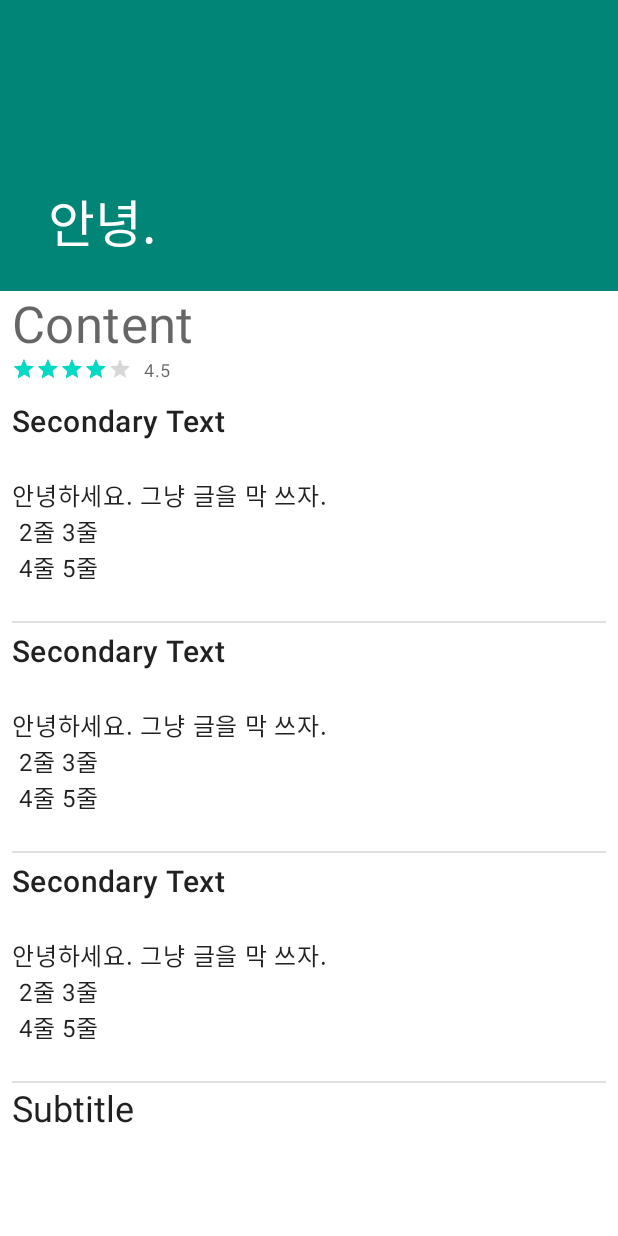
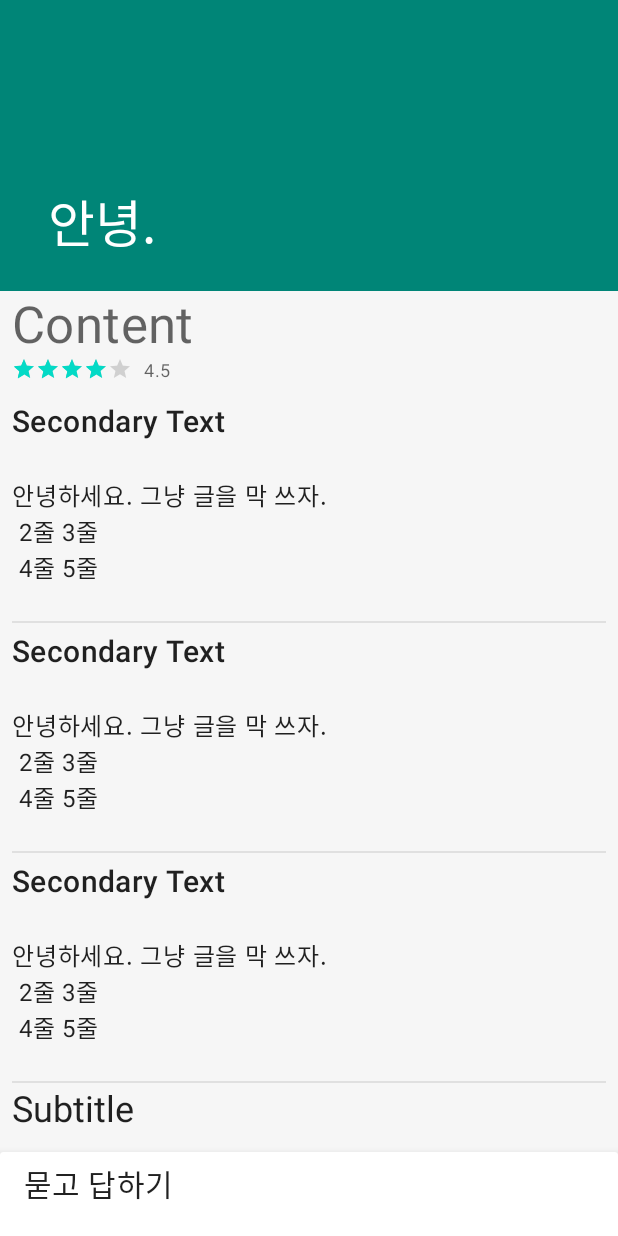
Before and after one commit to hakzzang/Picnic, an Android app: the ContentActivity screen opened directly, with no data from a screen before it, on a phone screen of 412 x 824 dp. Run offline under Robolectric (Android 15) with nearby library versions, the light colour scheme and no system bars; our stand-ins replace FlexboxLayout, data binding; libraries missing offline, so code that uses them is left out: com.google.android.flexbox; 1 statement that could not run was skipped.

Commit message:
BottomSheet 레이아웃 추가

```diff
--- a/app/src/main/AndroidManifest.xml
+++ b/app/src/main/AndroidManifest.xml
@@ -18,7 +18,7 @@
         </activity>
         <activity android:name=".content.ContentActivity">
             <intent-filter>
-                <action android:name="android.intent.action.VIEW"/>
+                <action android:name="android.intent.action.MAIN"/>
 
                 <category android:name="android.intent.category.LAUNCHER"/>
             </intent-filter>
--- a/app/src/main/java/hbs/com/picnic/view/ContentView.kt
+++ b/app/src/main/java/hbs/com/picnic/view/ContentView.kt
@@ -31,6 +31,4 @@ class ContentView @JvmOverloads constructor(context: Context, attrs: AttributeSe
             }
         }
     }
-
-
 }
--- /dev/null
+++ b/app/src/main/res/layout/layout_bottom_sheet.xml
@@ -0,0 +1,25 @@
+<?xml version="1.0" encoding="utf-8"?>
+<androidx.cardview.widget.CardView
+        xmlns:android="http://schemas.android.com/apk/res/android"
+        xmlns:app="http://schemas.android.com/apk/res-auto"
+        android:orientation="vertical"
+        android:layout_width="match_parent"
+        android:layout_height="match_parent"
+        app:behavior_peekHeight="@dimen/bottom_sheet_min_height"
+        app:layout_behavior="@string/bottom_sheet_behavior"
+        app:cardElevation="@dimen/bottom_sheet_card_elevation">
+
+    <androidx.constraintlayout.widget.ConstraintLayout
+            android:layout_width="match_parent"
+            android:layout_height="match_parent">
+        <TextView
+                style="@style/TextViewHeadline6"
+                android:layout_width="match_parent"
+                android:layout_height="@dimen/bottom_sheet_item_height"
+                app:layout_constraintTop_toTopOf="parent"
+                android:gravity="bottom"
+                android:text="묻고 답하기"
+                android:paddingStart="@dimen/bottom_sheet_item_padding_start"
+                android:paddingBottom="@dimen/bottom_sheet_item_padding_bottom"/>
+    </androidx.constraintlayout.widget.ConstraintLayout>
+</androidx.cardview.widget.CardView>
--- a/app/src/main/res/layout/view_content.xml
+++ b/app/src/main/res/layout/view_content.xml
@@ -8,7 +8,8 @@
             xmlns:app="http://schemas.android.com/apk/res-auto" xmlns:bind="http://schemas.android.com/tools"
             android:orientation="vertical"
             android:layout_width="match_parent"
-            android:layout_height="match_parent">
+            android:layout_height="match_parent"
+            android:background="@color/view_content_background">
         <include layout="@layout/layout_coordinator_toolbar"/>
         <androidx.recyclerview.widget.RecyclerView
                 android:id="@+id/rv_contents"
@@ -16,30 +17,8 @@
                 android:layout_height="match_parent"
                 android:paddingStart="@dimen/content_card_side_dimen"
                 android:paddingEnd="@dimen/content_card_side_dimen"
-                app:layout_behavior="@string/appbar_scrolling_view_behavior"/>
-        <!--<ScrollView
-                android:layout_width="match_parent"
-                android:layout_height="match_parent"
-                android:fillViewport="true"
-                app:layout_behavior="@string/appbar_scrolling_view_behavior">
-            <LinearLayout
-                    android:layout_width="match_parent"
-                    android:layout_height="match_parent"
-                    android:orientation="vertical"
-                    android:paddingStart="@dimen/content_card_side_dimen"
-                    android:paddingEnd="@dimen/content_card_side_dimen">
-                <include layout="@layout/layout_content_title"/>
-                <include layout="@layout/layout_content_content"/>
-                <include layout="@layout/layout_content_content"/>
-                <include layout="@layout/layout_content_content"/>
-                <include layout="@layout/layout_content_content"/>
-                <include layout="@layout/layout_content_content"/>
-                <include
-                        android:id="@+id/layout_subtitle"
-                        layout="@layout/layout_content_subtitle"
-                        bind:subtitle="@{subtitle}"/>
-            </LinearLayout>
-
-        </ScrollView>-->
+                app:layout_behavior="@string/appbar_scrolling_view_behavior"
+                android:paddingBottom="@dimen/bottom_sheet_min_height"/>
+        <include layout="@layout/layout_bottom_sheet"/>
     </androidx.coordinatorlayout.widget.CoordinatorLayout>
 </layout>
--- a/app/src/main/res/values/colors.xml
+++ b/app/src/main/res/values/colors.xml
@@ -17,4 +17,5 @@
     <color name="md_grey_900">#212121</color>
     <color name="md_black_1000">#000000</color>
     <color name="md_white_1000">#ffffff</color>
+    <color name="view_content_background">#f6f6f6</color>
 </resources>
--- a/app/src/main/res/values/dimens.xml
+++ b/app/src/main/res/values/dimens.xml
@@ -10,4 +10,10 @@
     <dimen name="content_flex_bottom_padding">20dp</dimen>
     <dimen name="button_radius_amount">12dp</dimen>
     <dimen name="button_hash_tag_space">8dp</dimen>
+    <dimen name="bottom_sheet_min_height">56dp</dimen>
+    <dimen name="bottom_sheet_radius_corner">24dp</dimen>
+    <dimen name="bottom_sheet_card_elevation">8dp</dimen>
+    <dimen name="bottom_sheet_item_height">56dp</dimen>
+    <dimen name="bottom_sheet_item_padding_start">16dp</dimen>
+    <dimen name="bottom_sheet_item_padding_bottom">20dp</dimen>
 </resources>
```
